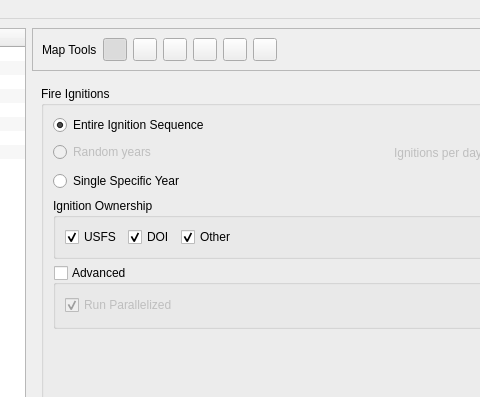
First picture: the form in irs/src/gui/wfipsmainwindow.ui, repository firelab/wfips, before the edit; both pictures show x 239 to 719 and y 0 to 397 of the 1207 by 806 pixel window.
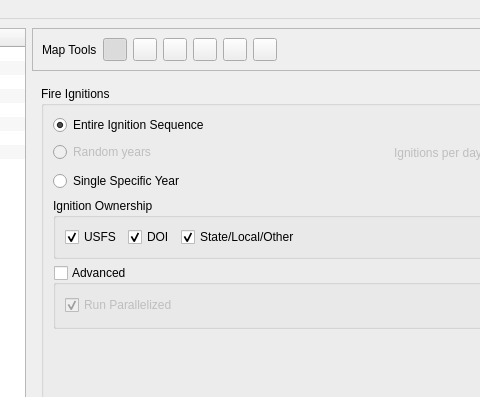
Second picture: the form after the edit. The open tabs and pages were chosen to show the change.

Patch:
```diff
--- a/irs/src/gui/wfipsmainwindow.ui
+++ b/irs/src/gui/wfipsmainwindow.ui
@@ -2178,7 +2178,7 @@
                 <item>
                  <widget class="QCheckBox" name="agencyIgnStateCheckBox">
                   <property name="text">
-                   <string>Other</string>
+                   <string>State/Local/Other</string>
                   </property>
                   <property name="checked">
                    <bool>true</bool>
```
Left out of the diff: 6 changed lines with no effect on the pictures.
